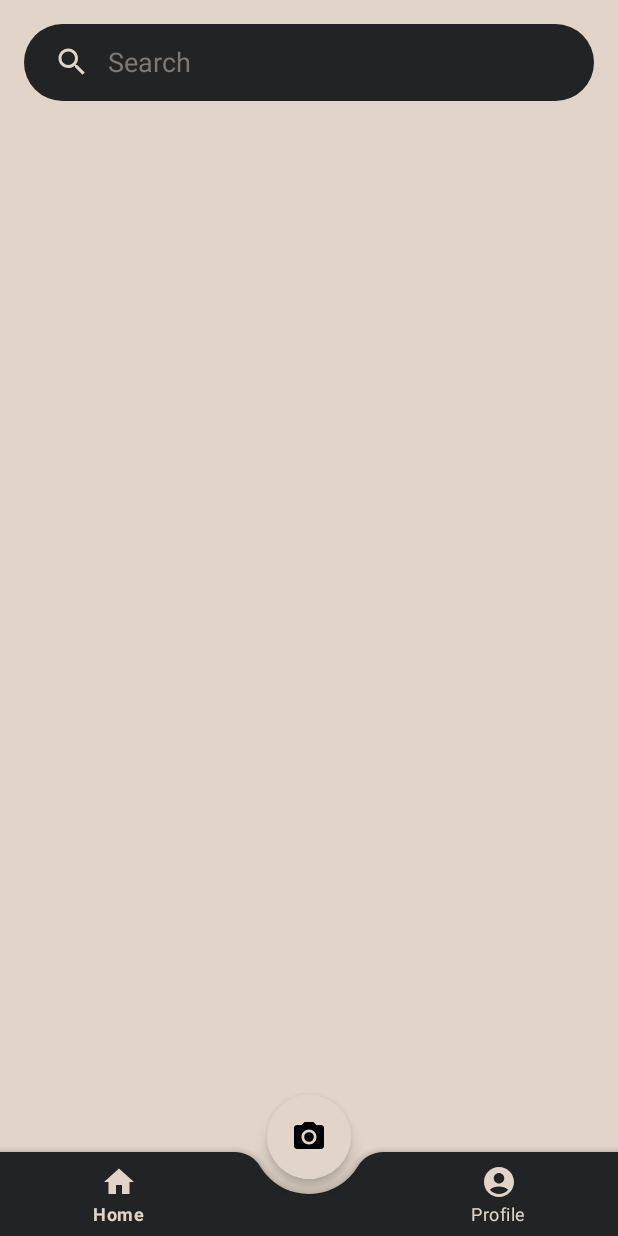
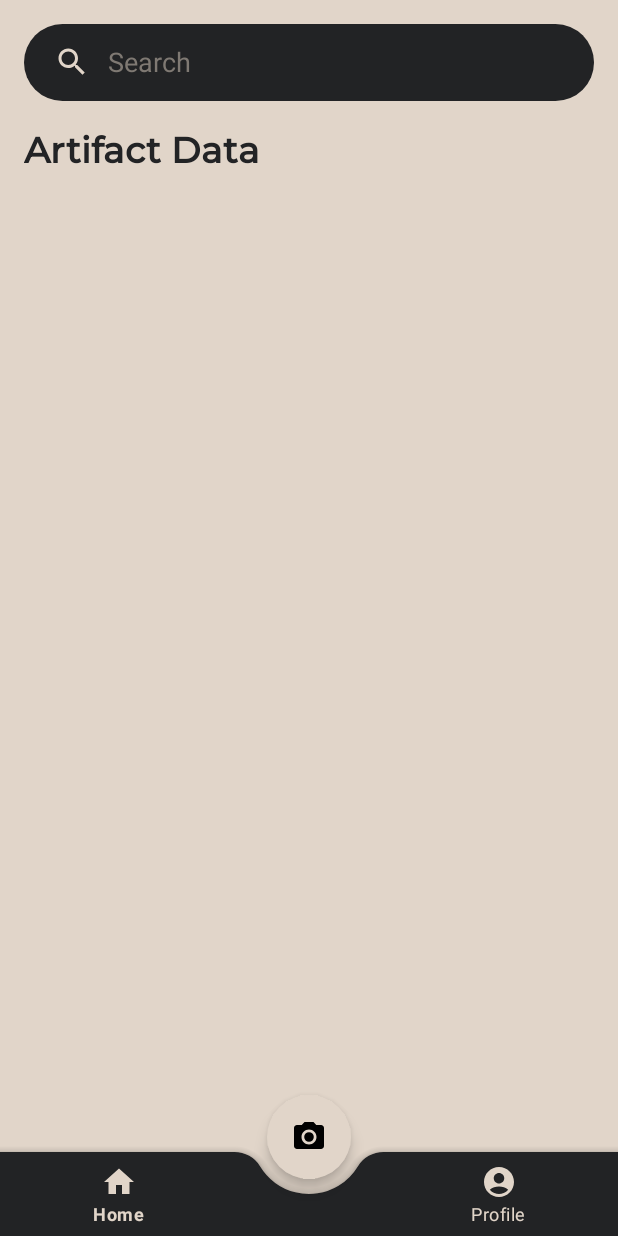
Before and after one commit to Arti-Quest-Bangkit-Capstone/ArtiQuest-Mobile-Development, an Android app: the screen it shows after launch once a user with an empty profile is signed in (HomeActivity), on a phone screen of 412 x 824 dp. Run offline under Robolectric (Android 15) with nearby library versions, the phone set to English and light mode, and no system bars; our stand-ins replace Firebase (no records; nobody signed in at launch, a user with empty details on screens opened directly); 1 statement that could not run was skipped.

```diff
--- a/app/build.gradle.kts
+++ b/app/build.gradle.kts
@@ -18,7 +18,7 @@ android {
         versionCode = 1
         versionName = "1.0"
 
-        buildConfigField("String", "BASE_URL", "\"https://valorant-api.com/v1/\"")
+        buildConfigField("String", "BASE_URL", "\"http://34.124.221.126:8080/\"")
         testInstrumentationRunner = "androidx.test.runner.AndroidJUnitRunner"
     }
 
@@ -35,6 +35,7 @@ android {
                 "proguard-rules.pro"
             )
         }
+
     }
     compileOptions {
         sourceCompatibility = JavaVersion.VERSION_1_8
@@ -81,6 +82,7 @@ dependencies {
 
     // Library Glide
     implementation("com.github.bumptech.glide:glide:4.16.0")
+    annotationProcessor ("com.github.bumptech.glide:compiler:4.16.0")
 
     // Library Data Store
     implementation ("androidx.datastore:datastore-preferences:1.0.0")
--- a/app/src/main/AndroidManifest.xml
+++ b/app/src/main/AndroidManifest.xml
@@ -42,7 +42,11 @@
 
         <meta-data
             android:name="com.google.android.geo.API_KEY"
-            android:value="${MAPS_API_KEY}" />
+            android:value="AIzaSyCU1Gd66v0xR9lFxnasVM8_UAjdY4UcfIQ" />
+
+        <meta-data
+            android:name="com.google.android.gms.version"
+            android:value="@integer/google_play_services_version" />
 
         <activity
             android:name=".view.home.HomeActivity"
--- a/app/src/main/res/layout/activity_home.xml
+++ b/app/src/main/res/layout/activity_home.xml
@@ -30,13 +30,27 @@
             android:focusable="false"
             app:closeIcon="@drawable/baseline_close_24"/>
 
+        <TextView
+            android:id="@+id/textView14"
+            android:layout_width="wrap_content"
+            android:layout_height="wrap_content"
+            android:layout_marginTop="16dp"
+            android:layout_marginStart="16dp"
+            android:fontFamily="@font/font_montserrat"
+            android:text="@string/artifact_data"
+            android:textAppearance="@style/title"
+            android:textColor="@color/dark_brown"
+            android:textStyle="bold"
+            app:layout_constraintStart_toStartOf="parent"
+            app:layout_constraintTop_toBottomOf="@+id/searchView" />
+
 
         <androidx.recyclerview.widget.RecyclerView
             android:id="@+id/rvArtifacts"
             android:layout_width="0dp"
             android:layout_height="0dp"
+            android:layout_marginTop="16dp"
             android:layout_marginStart="16dp"
-            android:layout_marginTop="20dp"
             android:layout_marginEnd="16dp"
             android:overScrollMode="never"
             android:scrollbarSize="0dp"
@@ -44,7 +58,7 @@
             app:layout_constraintBottom_toBottomOf="parent"
             app:layout_constraintEnd_toEndOf="parent"
             app:layout_constraintStart_toStartOf="parent"
-            app:layout_constraintTop_toBottomOf="@+id/searchView"
+            app:layout_constraintTop_toBottomOf="@+id/textView14"
             tools:listitem="@layout/item_artifacts" />
 
         <ProgressBar
--- a/app/src/main/res/values/strings.xml
+++ b/app/src/main/res/values/strings.xml
@@ -69,5 +69,6 @@
     <string name="description">Description</string>
     <string name="explanation_description">Explanation Description</string>
     <string name="location_artifacts">Location of Artifacts</string>
+    <string name="artifact_data">Artifact Data</string>
 
 </resources>
```
